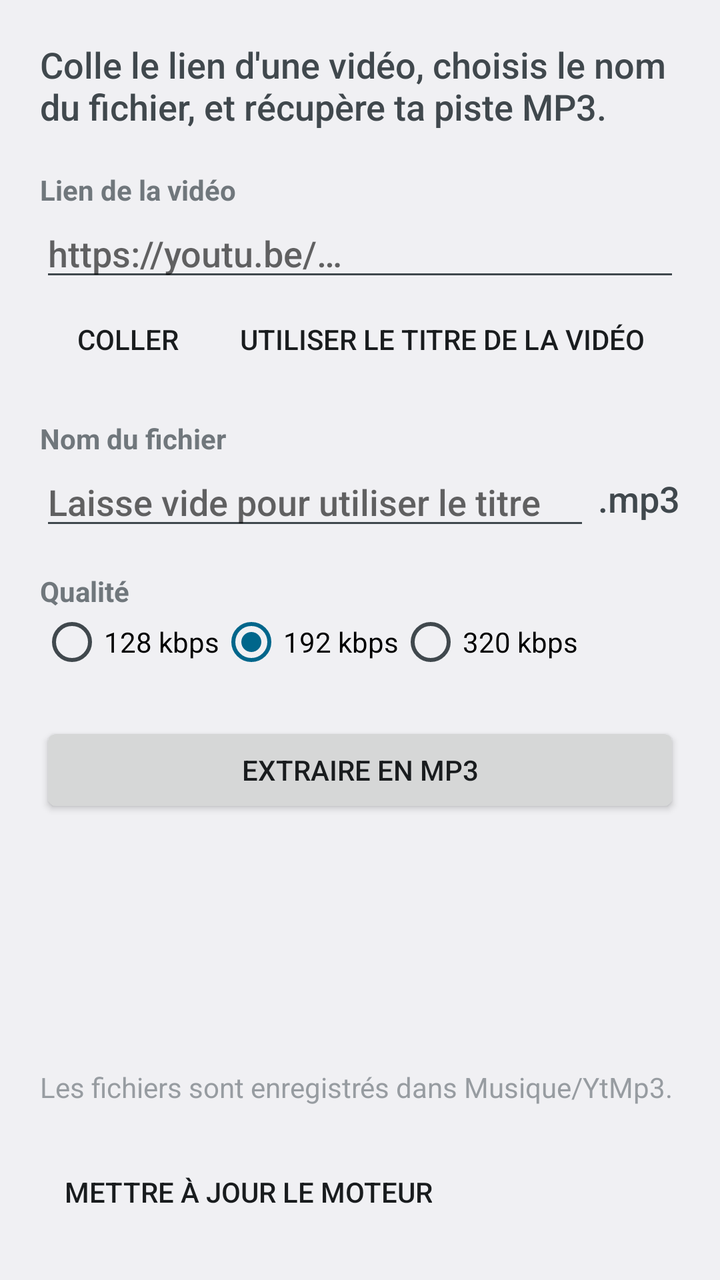
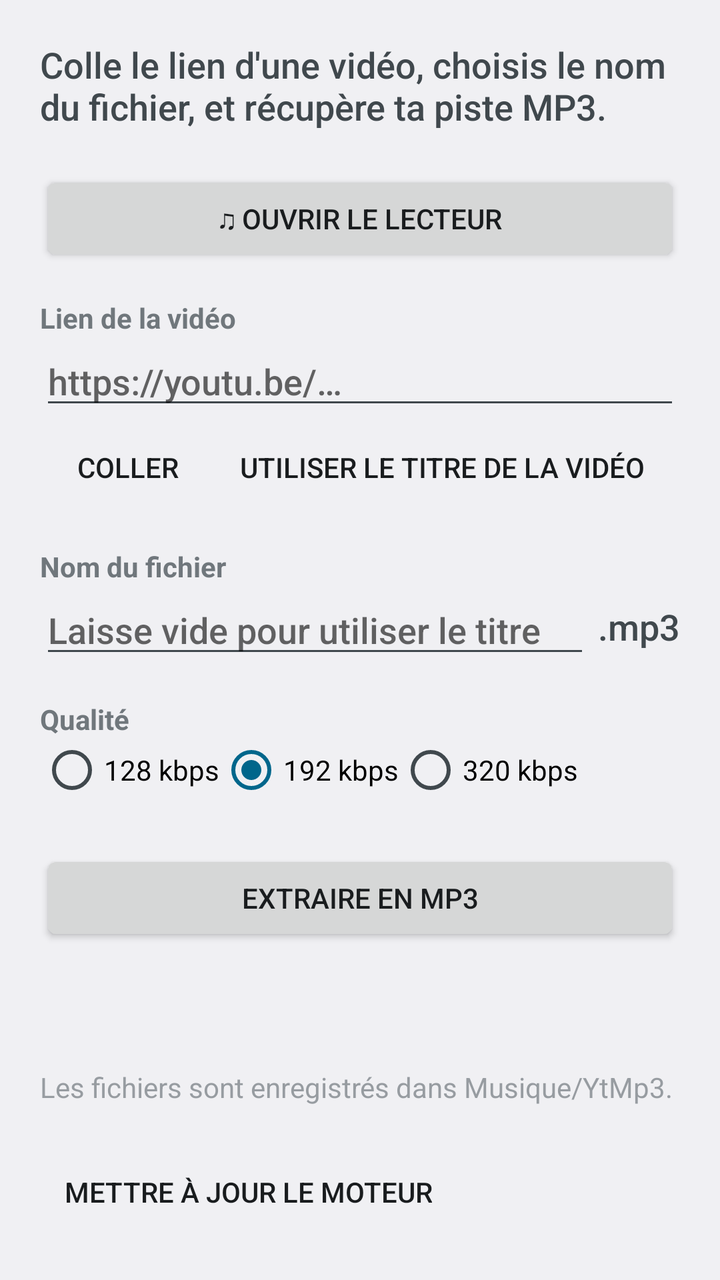

Before-and-after screenshots of an Android layout around one commit, followed by the original layout XML and the change that was made.
<!-- AndroidManifest.xml: application theme AppTheme -->
<!-- res/layout/activity_main.xml -->
<?xml version="1.0" encoding="utf-8"?>
<ScrollView xmlns:android="http://schemas.android.com/apk/res/android"
    android:layout_width="match_parent"
    android:layout_height="match_parent"
    android:fillViewport="true">

    <LinearLayout
        android:layout_width="match_parent"
        android:layout_height="wrap_content"
        android:orientation="vertical"
        android:padding="20dp">

        <TextView
            android:layout_width="match_parent"
            android:layout_height="wrap_content"
            android:layout_marginBottom="20dp"
            android:text="@string/intro"
            android:textAppearance="?android:attr/textAppearanceMedium" />

        
        <TextView
            android:layout_width="wrap_content"
            android:layout_height="wrap_content"
            android:text="@string/label_url"
            android:textStyle="bold" />

        <EditText
            android:id="@+id/url"
            android:layout_width="match_parent"
            android:layout_height="wrap_content"
            android:autofillHints=""
            android:hint="@string/hint_url"
            android:imeOptions="actionDone"
            android:inputType="textUri"
            android:singleLine="true" />

        <LinearLayout
            android:layout_width="match_parent"
            android:layout_height="wrap_content"
            android:orientation="horizontal">

            <Button
                android:id="@+id/paste"
                style="?android:attr/borderlessButtonStyle"
                android:layout_width="wrap_content"
                android:layout_height="wrap_content"
                android:text="@string/paste" />

            <Button
                android:id="@+id/fetchTitle"
                style="?android:attr/borderlessButtonStyle"
                android:layout_width="wrap_content"
                android:layout_height="wrap_content"
                android:text="@string/fetch_title" />
        </LinearLayout>

        
        <TextView
            android:layout_width="wrap_content"
            android:layout_height="wrap_content"
            android:layout_marginTop="16dp"
            android:text="@string/label_filename"
            android:textStyle="bold" />

        <LinearLayout
            android:layout_width="match_parent"
            android:layout_height="wrap_content"
            android:gravity="center_vertical"
            android:orientation="horizontal">

            <EditText
                android:id="@+id/filename"
                android:layout_width="0dp"
                android:layout_height="wrap_content"
                android:layout_weight="1"
                android:autofillHints=""
                android:hint="@string/hint_filename"
                android:inputType="textCapSentences"
                android:singleLine="true" />

            <TextView
                android:layout_width="wrap_content"
                android:layout_height="wrap_content"
                android:paddingStart="4dp"
                android:text="@string/mp3_suffix"
                android:textAppearance="?android:attr/textAppearanceMedium" />
        </LinearLayout>

        
        <TextView
            android:layout_width="wrap_content"
            android:layout_height="wrap_content"
            android:layout_marginTop="16dp"
            android:text="@string/label_quality"
            android:textStyle="bold" />

        <RadioGroup
            android:id="@+id/quality"
            android:layout_width="match_parent"
            android:layout_height="wrap_content"
            android:checkedButton="@+id/q192"
            android:orientation="horizontal">

            <RadioButton
                android:id="@+id/q128"
                android:layout_width="wrap_content"
                android:layout_height="wrap_content"
                android:text="@string/q128" />

            <RadioButton
                android:id="@+id/q192"
                android:layout_width="wrap_content"
                android:layout_height="wrap_content"
                android:text="@string/q192" />

            <RadioButton
                android:id="@+id/q320"
                android:layout_width="wrap_content"
                android:layout_height="wrap_content"
                android:text="@string/q320" />
        </RadioGroup>

        <Button
            android:id="@+id/extract"
            android:layout_width="match_parent"
            android:layout_height="wrap_content"
            android:layout_marginTop="24dp"
            android:text="@string/extract" />

        <TextView
            android:id="@+id/status"
            android:layout_width="match_parent"
            android:layout_height="wrap_content"
            android:layout_marginTop="8dp"
            android:textIsSelectable="true" />

        <LinearLayout
            android:layout_width="match_parent"
            android:layout_height="wrap_content"
            android:orientation="horizontal">

            <Button
                android:id="@+id/cancel"
                style="?android:attr/borderlessButtonStyle"
                android:layout_width="wrap_content"
                android:layout_height="wrap_content"
                android:text="@string/cancel"
                android:visibility="gone" />

            <Button
                android:id="@+id/open"
                style="?android:attr/borderlessButtonStyle"
                android:layout_width="wrap_content"
                android:layout_height="wrap_content"
                android:text="@string/open"
                android:visibility="gone" />
        </LinearLayout>

        
        <LinearLayout
            android:id="@+id/progressPanel"
            android:layout_width="match_parent"
            android:layout_height="wrap_content"
            android:layout_marginTop="8dp"
            android:orientation="vertical"
            android:visibility="gone">

            <LinearLayout
                android:layout_width="match_parent"
                android:layout_height="wrap_content"
                android:orientation="horizontal">

                <TextView
                    android:layout_width="0dp"
                    android:layout_height="wrap_content"
                    android:layout_weight="1"
                    android:text="@string/label_download" />

                <TextView
                    android:id="@+id/downloadPct"
                    android:layout_width="wrap_content"
                    android:layout_height="wrap_content"
                    android:fontFeatureSettings="tnum" />
            </LinearLayout>

            <ProgressBar
                android:id="@+id/downloadBar"
                style="?android:attr/progressBarStyleHorizontal"
                android:layout_width="match_parent"
                android:layout_height="wrap_content"
                android:max="1000" />

            <LinearLayout
                android:layout_width="match_parent"
                android:layout_height="wrap_content"
                android:layout_marginTop="12dp"
                android:orientation="horizontal">

                <TextView
                    android:layout_width="0dp"
                    android:layout_height="wrap_content"
                    android:layout_weight="1"
                    android:text="@string/label_convert" />

                <TextView
                    android:id="@+id/convertPct"
                    android:layout_width="wrap_content"
                    android:layout_height="wrap_content"
                    android:fontFeatureSettings="tnum" />
            </LinearLayout>

            <ProgressBar
                android:id="@+id/convertBar"
                style="?android:attr/progressBarStyleHorizontal"
                android:layout_width="match_parent"
                android:layout_height="wrap_content"
                android:max="1000" />

            <TextView
                android:layout_width="match_parent"
                android:layout_height="wrap_content"
                android:layout_marginTop="8dp"
                android:alpha="0.7"
                android:text="@string/background_hint" />
        </LinearLayout>

        
        <View
            android:layout_width="match_parent"
            android:layout_height="0dp"
            android:layout_weight="1" />

        <TextView
            android:layout_width="match_parent"
            android:layout_height="wrap_content"
            android:layout_marginTop="24dp"
            android:alpha="0.7"
            android:text="@string/save_location" />

        <TextView
            android:id="@+id/engineVersion"
            android:layout_width="match_parent"
            android:layout_height="wrap_content"
            android:alpha="0.7" />

        <Button
            android:id="@+id/update"
            style="?android:attr/borderlessButtonStyle"
            android:layout_width="wrap_content"
            android:layout_height="wrap_content"
            android:text="@string/update_engine" />
    </LinearLayout>
</ScrollView>
<!-- resources referenced by this layout -->
<resources>
  <string name="background_hint">Tu peux changer d\'appli : l\'extraction continue (voir la notification).</string>
  <string name="cancel">Annuler</string>
  <string name="extract">Extraire en MP3</string>
  <string name="fetch_title">Utiliser le titre de la vidéo</string>
  <string name="hint_filename">Laisse vide pour utiliser le titre</string>
  <string name="hint_url">https://youtu.be/…</string>
  <string name="intro">Colle le lien d\'une vidéo, choisis le nom du fichier, et récupère ta piste MP3.</string>
  <string name="label_convert">Conversion MP3</string>
  <string name="label_download">Téléchargement</string>
  <string name="label_filename">Nom du fichier</string>
  <string name="label_quality">Qualité</string>
  <string name="label_url">Lien de la vidéo</string>
  <string name="mp3_suffix">.mp3</string>
  <string name="open">Écouter</string>
  <string name="paste">Coller</string>
  <string name="q128">128 kbps</string>
  <string name="q192">192 kbps</string>
  <string name="q320">320 kbps</string>
  <string name="save_location">Les fichiers sont enregistrés dans Musique/YtMp3.</string>
  <string name="update_engine">Mettre à jour le moteur</string>
  <style name="AppTheme" parent="@android:style/Theme.DeviceDefault.DayNight" />
</resources>

<!-- the commit's change to res/layout/activity_main.xml (unified diff, before → after) -->
@@ -17,6 +17,13 @@
             android:text="@string/intro"
             android:textAppearance="?android:attr/textAppearanceMedium" />
 
+        <Button
+            android:id="@+id/openPlayer"
+            android:layout_width="match_parent"
+            android:layout_height="wrap_content"
+            android:layout_marginBottom="16dp"
+            android:text="@string/open_player" />
+
         
         <TextView
             android:layout_width="wrap_content"
<!-- resource entries referenced after the edit -->
@@ -14,6 +14,7 @@
   <string name="label_url">Lien de la vidéo</string>
   <string name="mp3_suffix">.mp3</string>
   <string name="open">Écouter</string>
+  <string name="open_player">♫ Ouvrir le lecteur</string>
   <string name="paste">Coller</string>
   <string name="q128">128 kbps</string>
   <string name="q192">192 kbps</string>
